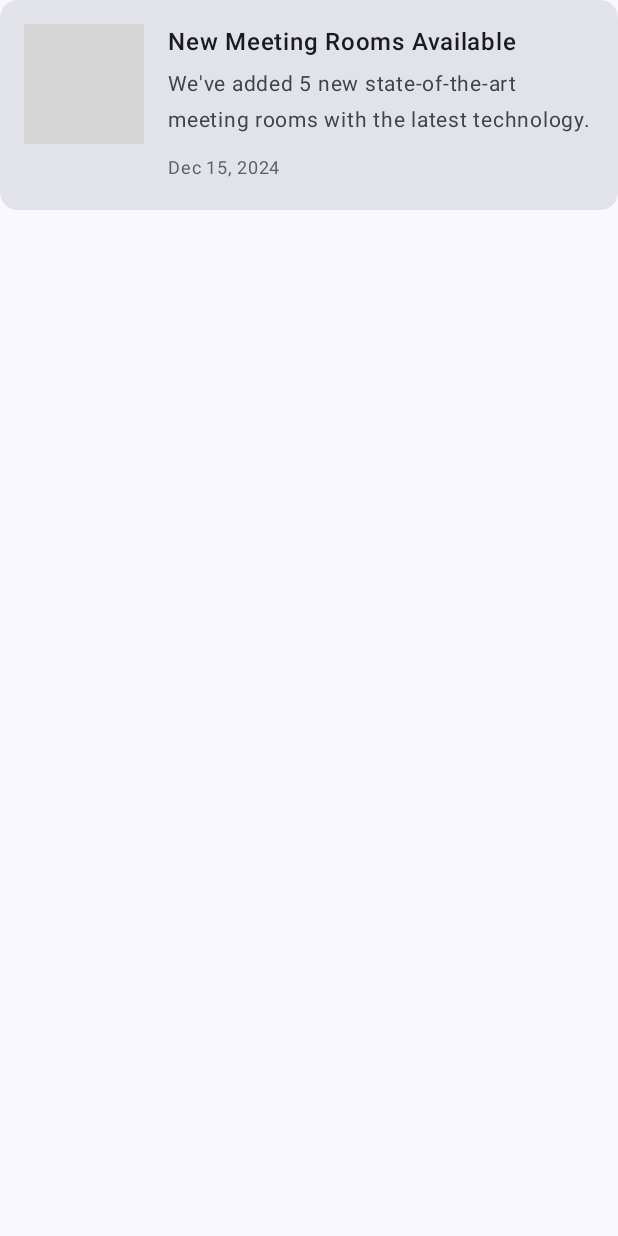
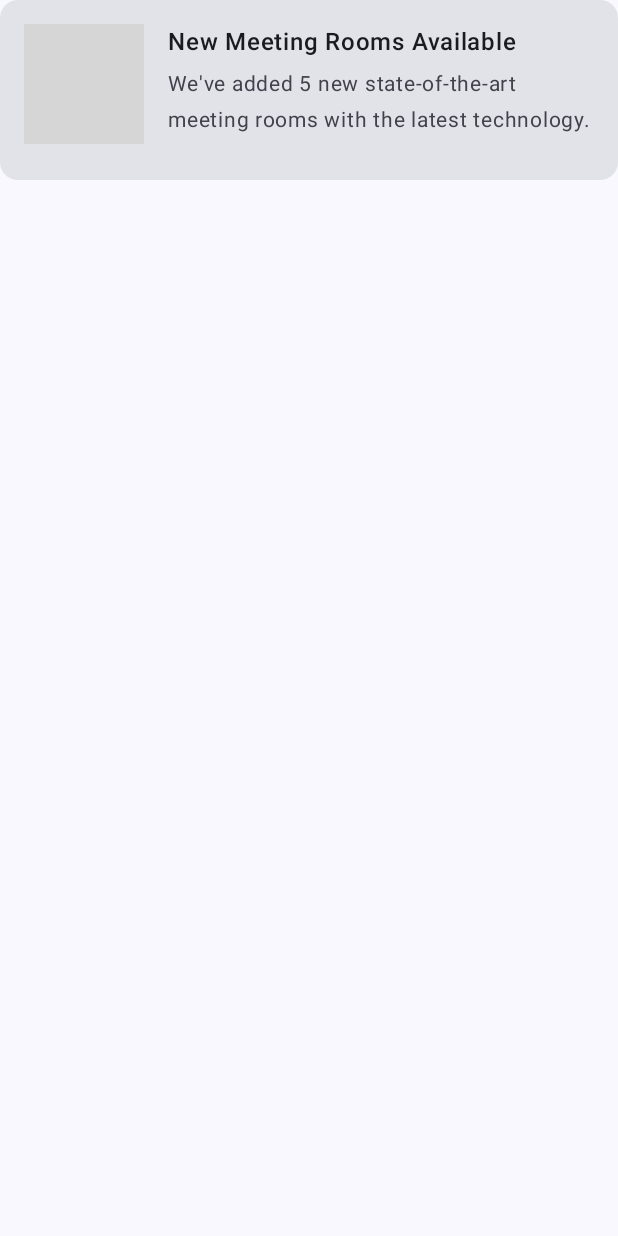
Before and after one commit to vitoananta3/tugas-11-authentication, an Android app built with Jetpack Compose: the composable NewsCard called with sample values from the repository, on a phone screen of 412 x 824 dp. Run offline under Robolectric (Android 15) with nearby library versions, the phone set to English and light mode, and no system bars; grey boxes are pictures that could not be loaded.

Commit message:
feat: home>news component, clip/clamp description and fixed height

```diff
--- a/app/src/main/java/com/example/tugas_11_authentication/ui/screens/HomeScreen.kt
+++ b/app/src/main/java/com/example/tugas_11_authentication/ui/screens/HomeScreen.kt
@@ -16,6 +16,7 @@ import androidx.compose.ui.draw.clip
 import androidx.compose.ui.layout.ContentScale
 import androidx.compose.ui.res.painterResource
 import androidx.compose.ui.text.font.FontWeight
+import androidx.compose.ui.text.style.TextOverflow
 import androidx.compose.ui.unit.dp
 import androidx.compose.ui.unit.sp
 import com.example.tugas_11_authentication.data.entity.User
@@ -157,7 +158,9 @@ fun NewsCard(
     news: NewsItem
 ) {
     Card(
-        modifier = Modifier.fillMaxWidth()
+        modifier = Modifier
+            .fillMaxWidth()
+            .height(120.dp)
     ) {
         Row(
             modifier = Modifier.padding(16.dp)
@@ -181,13 +184,17 @@ fun NewsCard(
                 Text(
                     text = news.title,
                     fontSize = 16.sp,
-                    fontWeight = FontWeight.Medium
+                    fontWeight = FontWeight.Medium,
+                    maxLines = 1,
+                    overflow = TextOverflow.Ellipsis
                 )
                 Spacer(modifier = Modifier.height(4.dp))
                 Text(
                     text = news.summary,
                     fontSize = 14.sp,
-                    color = MaterialTheme.colorScheme.onSurfaceVariant
+                    color = MaterialTheme.colorScheme.onSurfaceVariant,
+                    maxLines = 2,
+                    overflow = TextOverflow.Ellipsis
                 )
                 Spacer(modifier = Modifier.height(8.dp))
                 Text(
```
